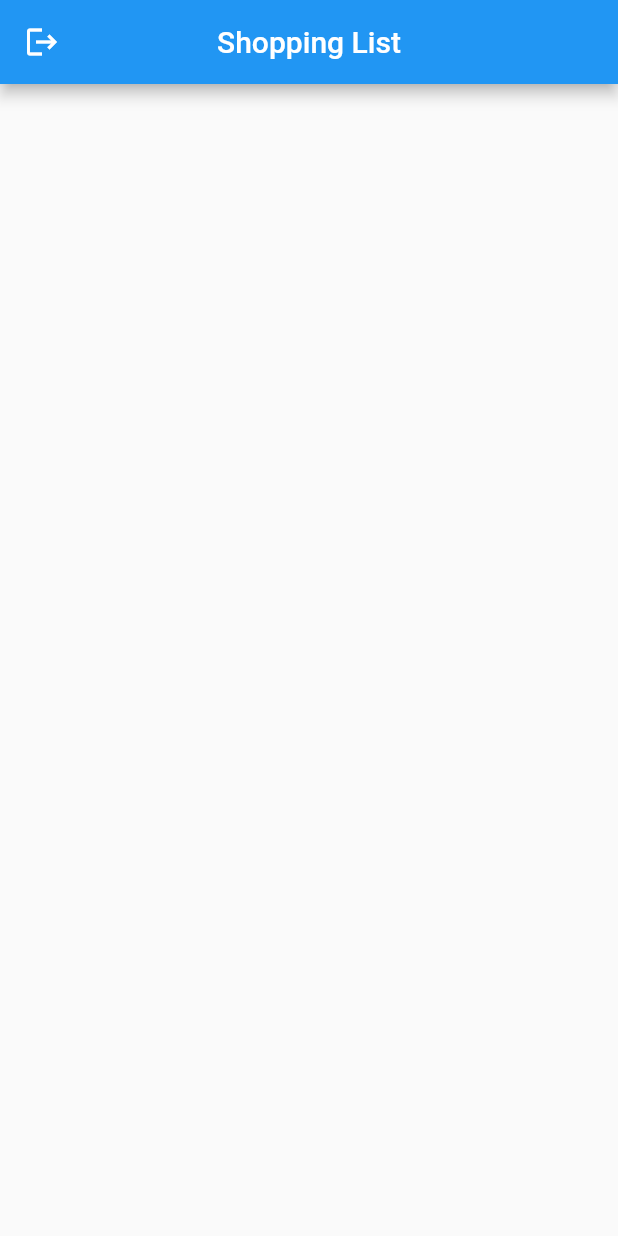
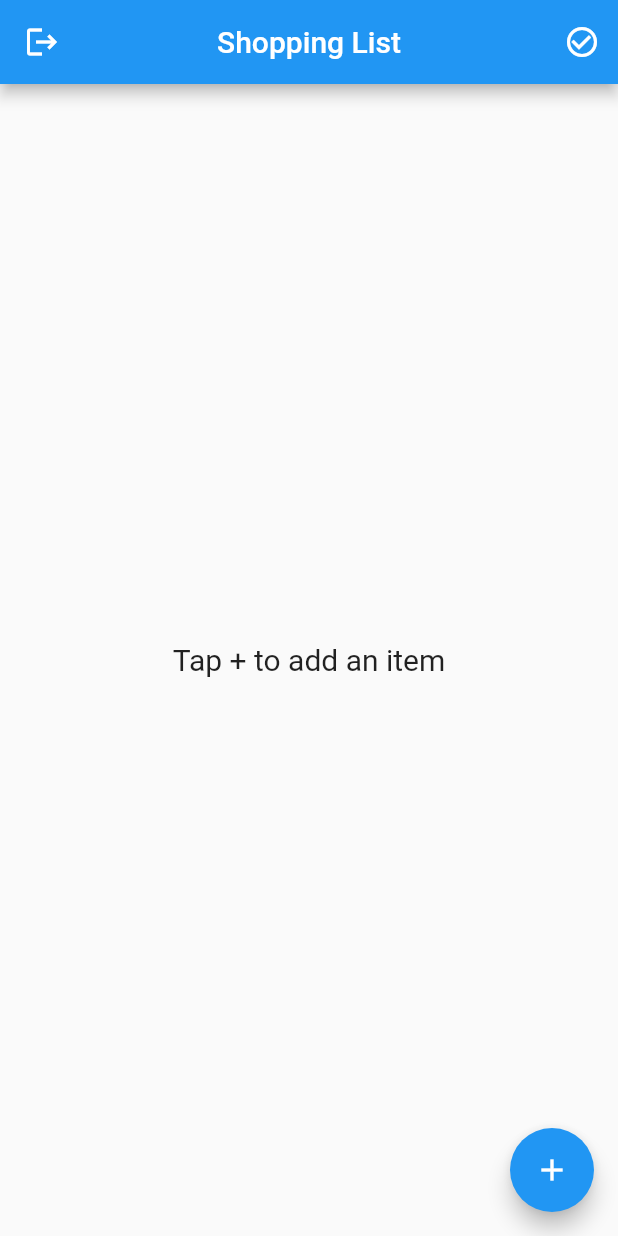
Before and after one commit to OmkarBhostekar/flutter_shopping_list_app, a Flutter app: the screen it shows once a user with an empty profile is signed in, on a phone screen of 412 x 824 dp. Run offline on Flutter 3.47's test engine with Material 2 defaults, Android fonts, the phone set to English and light mode, and no system bars; our stand-ins replace cloud_firestore, firebase_auth, firebase_core, flutter_hooks, freezed_annotation, hooks_riverpod; accounts and stored records are empty; network calls fail.

Commit message:
display list, filters added

```diff
--- a/lib/controllers/item_list_controller.dart
+++ b/lib/controllers/item_list_controller.dart
@@ -10,6 +10,26 @@ final itemListControllerProvider =
     StateNotifierProvider<ItemListController>((ref) {
   final user = ref.watch(authControllerProvider.state);
   return ItemListController(ref.read, user?.uid);
+});
+
+enum ItemListFilter { all, obtained }
+
+final itemListFilterProvider =
+    StateProvider<ItemListFilter>((_) => ItemListFilter.all);
+
+final filteredItemListProvider = Provider<List<Item>>((ref) {
+  final itemFilterState = ref.watch(itemListFilterProvider).state;
+  final itemListState = ref.watch(itemListControllerProvider.state);
+  return itemListState.maybeWhen(
+      data: (items) {
+        switch (itemFilterState) {
+          case ItemListFilter.obtained:
+            return items.where((item) => item.obtained).toList();
+          default:
+            return items;
+        }
+      },
+      orElse: () => []);
 });
 
 class ItemListController extends StateNotifier<AsyncValue<List<Item>>> {
--- a/lib/main.dart
+++ b/lib/main.dart
@@ -2,6 +2,9 @@ import 'package:firebase_core/firebase_core.dart';
 import 'package:flutter/material.dart';
 import 'package:flutter_hooks/flutter_hooks.dart';
 import 'package:flutter_shopping_list_app/controllers/auth_controller.dart';
+import 'package:flutter_shopping_list_app/controllers/item_list_controller.dart';
+import 'package:flutter_shopping_list_app/model/item_model.dart';
+import 'package:flutter_shopping_list_app/repositories/custom_exceptions.dart';
 import 'package:hooks_riverpod/hooks_riverpod.dart';
 
 void main() async {
@@ -29,6 +32,8 @@ class HomeScreen extends HookWidget {
   @override
   Widget build(BuildContext context) {
     final authControllerState = useProvider(authControllerProvider.state);
+    final itemListFilter = useProvider(itemListFilterProvider);
+    final isObtainedFilter = itemListFilter.state == ItemListFilter.obtained;
     return Scaffold(
       appBar: AppBar(
         title: const Text('Shopping List'),
@@ -38,7 +43,161 @@ class HomeScreen extends HookWidget {
                 onPressed: () => context.read(authControllerProvider).signOut(),
                 icon: Icon(Icons.logout))
             : null,
+        actions: [
+          IconButton(
+              onPressed: () => itemListFilter.state = isObtainedFilter
+                  ? ItemListFilter.all
+                  : ItemListFilter.obtained,
+              icon: Icon(isObtainedFilter
+                  ? Icons.check_circle
+                  : Icons.check_circle_outline))
+        ],
+      ),
+      floatingActionButton: FloatingActionButton(
+        onPressed: () => AddItemDialog.show(context, Item.empty()),
+        child: Icon(Icons.add),
+      ),
+      body: ProviderListener(
+        provider: itemListExceptionProvider,
+        onChange: (BuildContext context,
+            StateController<CustomException?> customException) {
+          ScaffoldMessenger.of(context).showSnackBar(
+              SnackBar(content: Text(customException.state!.message!)));
+        },
+        child: const ItemList(),
       ),
     );
   }
 }
+
+final currentItem = ScopedProvider<Item>((_) => throw UnimplementedError());
+
+class ItemList extends HookWidget {
+  const ItemList({Key? key}) : super(key: key);
+
+  @override
+  Widget build(BuildContext context) {
+    final itemListState = useProvider(itemListControllerProvider.state);
+    final filteredItemList = useProvider(filteredItemListProvider);
+    return itemListState.when(
+        data: (items) => items.isEmpty
+            ? const Center(
+                child: Text(
+                  'Tap + to add an item',
+                  style: TextStyle(fontSize: 20.0),
+                ),
+              )
+            : ListView.builder(
+                itemCount: filteredItemList.length,
+                itemBuilder: (BuildContext context, int index) {
+                  final item = filteredItemList[index];
+                  return ProviderScope(
+                      overrides: [currentItem.overrideWithValue(item)],
+                      child: ItemTile());
+                }),
+        loading: () => Center(child: CircularProgressIndicator()),
+        error: (err, _) => ItemListError(
+            message: err is CustomException
+                ? err.message!
+                : 'Something went wrong!'));
+  }
+}
+
+class ItemTile extends HookWidget {
+  @override
+  Widget build(BuildContext context) {
+    final item = useProvider(currentItem);
+    return ListTile(
+      key: ValueKey(item.id),
+      title: Text(item.name),
+      trailing: Checkbox(
+        value: item.obtained,
+        onChanged: (val) => context
+            .read(itemListControllerProvider)
+            .upateItem(updatedItem: item.copyWith(obtained: !item.obtained)),
+      ),
+      onTap: () => AddItemDialog.show(context, item),
+      onLongPress: () =>
+          context.read(itemListControllerProvider).deleteItem(itemId: item.id!),
+    );
+  }
+}
+
+class ItemListError extends StatelessWidget {
+  final String message;
+
+  const ItemListError({Key? key, required this.message}) : super(key: key);
+
+  @override
+  Widget build(BuildContext context) {
+    return Column(
+      mainAxisAlignment: MainAxisAlignment.center,
+      children: [
+        Text(message,
+            style: TextStyle(
+              fontSize: 20.0,
+            )),
+        const SizedBox(height: 20.0),
+        ElevatedButton(
+            onPressed: () =>
+                context.read(itemListControllerProvider).retrieveItems(),
+            child: const Text('Retry'))
+      ],
+    );
+  }
+}
+
+class AddItemDialog extends HookWidget {
+  static void show(BuildContext context, Item item) {
+    showDialog(
+        context: context, builder: (context) => AddItemDialog(item: item));
+  }
+
+  final Item item;
+  const AddItemDialog({Key? key, required this.item}) : super(key: key);
+
+  bool get isUpdating => item.id != null;
+
+  @override
+  Widget build(BuildContext context) {
+    final textController = useTextEditingController(text: item.name);
+    return Dialog(
+      child: Padding(
+        padding: const EdgeInsets.all(20.0),
+        child: Column(
+          mainAxisSize: MainAxisSize.min,
+          children: [
+            TextField(
+              controller: textController,
+              autofocus: true,
+              decoration: const InputDecoration(hintText: 'Item name'),
+            ),
+            const SizedBox(
+              height: 12.0,
+            ),
+            SizedBox(
+              width: double.infinity,
+              child: ElevatedButton(
+                  style: ElevatedButton.styleFrom(
+                      primary: isUpdating
+                          ? Colors.orange
+                          : Theme.of(context).primaryColor),
+                  onPressed: () {
+                    isUpdating
+                        ? context.read(itemListControllerProvider).upateItem(
+                            updatedItem: item.copyWith(
+                                name: textController.text.trim(),
+                                obtained: item.obtained))
+                        : context
+                            .read(itemListControllerProvider)
+                            .addItem(name: textController.text.trim());
+                    Navigator.of(context).pop();
+                  },
+                  child: Text(isUpdating ? 'Update' : 'Add')),
+            )
+          ],
+        ),
+      ),
+    );
+  }
+}
```
